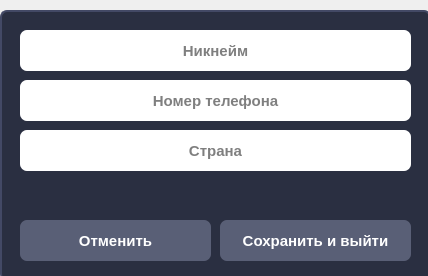
The window that style/settings_window.ui (b0shka/messenger) describes before a commit, drawn with Qt 5.
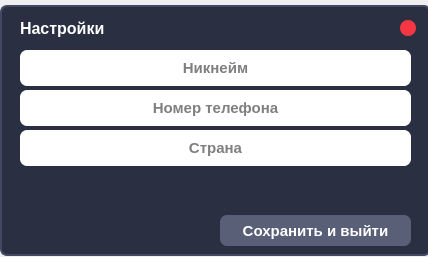
The same window after the commit.

Diff of the .ui file:
```diff
--- a/style/settings_window.ui
+++ b/style/settings_window.ui
@@ -7,7 +7,7 @@
     <x>0</x>
     <y>0</y>
     <width>428</width>
-    <height>276</height>
+    <height>257</height>
    </rect>
   </property>
   <property name="windowTitle">
@@ -17,9 +17,9 @@
    <property name="geometry">
     <rect>
      <x>0</x>
-     <y>10</y>
+     <y>5</y>
      <width>431</width>
-     <height>271</height>
+     <height>251</height>
     </rect>
    </property>
    <property name="styleSheet">
@@ -39,9 +39,9 @@
     <property name="geometry">
      <rect>
       <x>20</x>
-      <y>70</y>
+      <y>85</y>
       <width>391</width>
-      <height>41</height>
+      <height>36</height>
      </rect>
     </property>
     <property name="font">
@@ -76,9 +76,9 @@
     <property name="geometry">
      <rect>
       <x>20</x>
-      <y>120</y>
+      <y>125</y>
       <width>391</width>
-      <height>41</height>
+      <height>36</height>
      </rect>
     </property>
     <property name="font">
@@ -115,7 +115,7 @@
       <x>220</x>
       <y>210</y>
       <width>191</width>
-      <height>41</height>
+      <height>31</height>
      </rect>
     </property>
     <property name="font">
@@ -147,51 +147,13 @@
      <string>Сохранить и выйти</string>
     </property>
    </widget>
-   <widget class="QPushButton" name="pushButton_7">
-    <property name="geometry">
-     <rect>
-      <x>20</x>
-      <y>210</y>
-      <width>191</width>
-      <height>41</height>
-     </rect>
-    </property>
-    <property name="font">
-     <font>
-      <pointsize>11</pointsize>
-      <weight>75</weight>
-      <bold>true</bold>
-     </font>
-    </property>
-    <property name="cursor">
-     <cursorShape>PointingHandCursor</cursorShape>
-    </property>
-    <property name="styleSheet">
-     <string notr="true">QPushButton{
-	color: white;
-	border-radius: 7px;
-	background-color: #595F76;
-}
-
-QPushButton:hover{
-	background-color: #50566E;
-}
-
-QPushButton:pressed{
-	background-color: #434965;
-}</string>
-    </property>
-    <property name="text">
-     <string>Отменить</string>
-    </property>
-   </widget>
    <widget class="QLineEdit" name="lineEdit_1">
     <property name="geometry">
      <rect>
       <x>20</x>
-      <y>20</y>
+      <y>45</y>
       <width>391</width>
-      <height>41</height>
+      <height>36</height>
      </rect>
     </property>
     <property name="font">
@@ -226,9 +188,9 @@
     <property name="geometry">
      <rect>
       <x>20</x>
-      <y>170</y>
+      <y>175</y>
       <width>191</width>
-      <height>31</height>
+      <height>26</height>
      </rect>
     </property>
     <property name="font">
@@ -251,9 +213,9 @@
     <property name="geometry">
      <rect>
       <x>220</x>
-      <y>170</y>
+      <y>175</y>
       <width>191</width>
-      <height>31</height>
+      <height>26</height>
      </rect>
     </property>
     <property name="font">
@@ -272,6 +234,70 @@
      <string/>
     </property>
    </widget>
+   <widget class="QPushButton" name="pushButton_7">
+    <property name="geometry">
+     <rect>
+      <x>400</x>
+      <y>15</y>
+      <width>16</width>
+      <height>16</height>
+     </rect>
+    </property>
+    <property name="font">
+     <font>
+      <pointsize>11</pointsize>
+      <weight>75</weight>
+      <bold>true</bold>
+     </font>
+    </property>
+    <property name="cursor">
+     <cursorShape>PointingHandCursor</cursorShape>
+    </property>
+    <property name="styleSheet">
+     <string notr="true">QPushButton{
+	color: white;
+	border: none;
+	background-color: #f73643;
+	border-radius: 8px;
+}
+
+QPushButton:hover{
+	background-color: #d63a44;
+}
+
+QPushButton:pressed{
+	color: #EA2F4E;
+}</string>
+    </property>
+    <property name="text">
+     <string/>
+    </property>
+   </widget>
+   <widget class="QLabel" name="label_3">
+    <property name="geometry">
+     <rect>
+      <x>20</x>
+      <y>10</y>
+      <width>106</width>
+      <height>26</height>
+     </rect>
+    </property>
+    <property name="font">
+     <font>
+      <pointsize>-1</pointsize>
+      <weight>75</weight>
+      <bold>true</bold>
+     </font>
+    </property>
+    <property name="styleSheet">
+     <string notr="true">color: white;
+border: none;
+font-size: 16px;</string>
+    </property>
+    <property name="text">
+     <string>Настройки</string>
+    </property>
+   </widget>
   </widget>
  </widget>
  <resources/>
```
